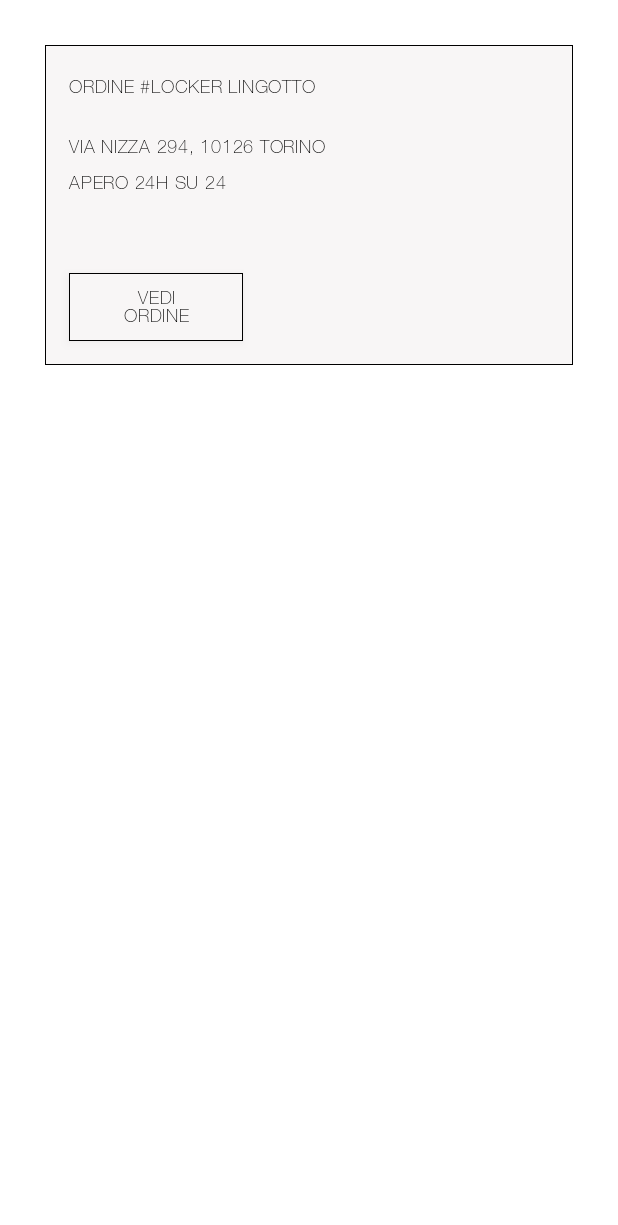
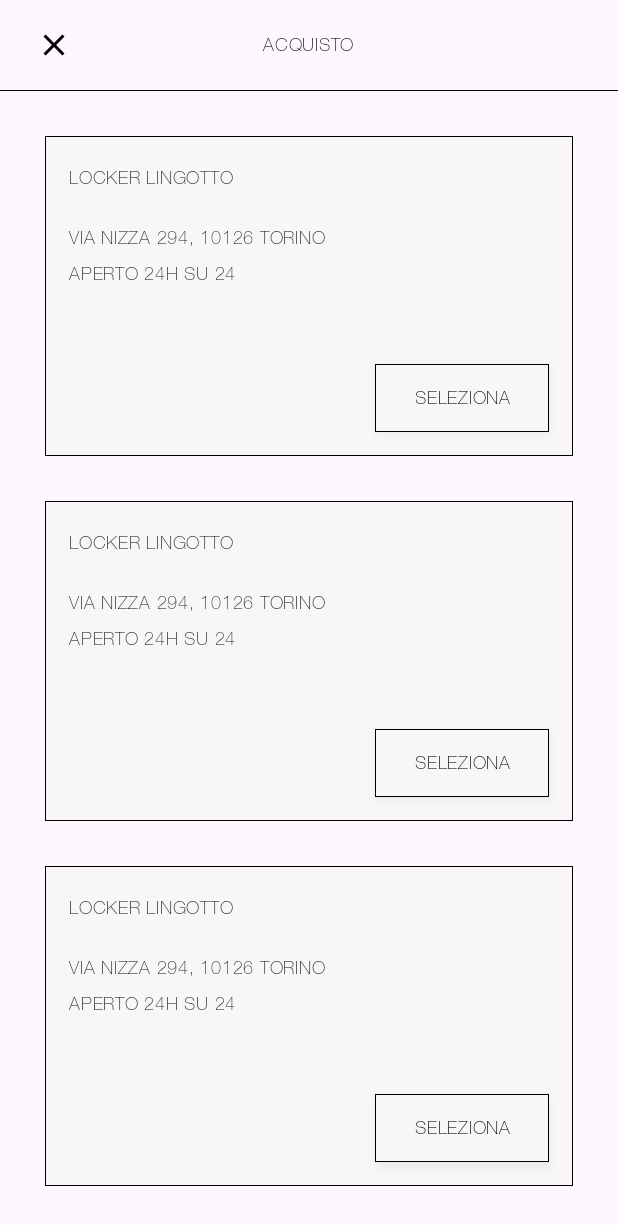
Before and after one commit to GiadaFerreri/ProgettoLocker, an Android app built with Jetpack Compose: the composable AcquistoLocker shown on its own in the app's theme, on a phone screen of 412 x 824 dp. Shown: the top 1225 px of the screen. Run offline under Robolectric (Android 15) with nearby library versions, the phone set to English and light mode, and no system bars; our stand-ins replace Firebase (no records; nobody signed in at launch, a user with empty details on screens opened directly), accompanist.

Commit message:
modifiche navigazione

```diff
--- a/app/src/main/java/it/polito/progettolocker/MainActivity.kt
+++ b/app/src/main/java/it/polito/progettolocker/MainActivity.kt
@@ -51,6 +51,7 @@ import com.google.firebase.database.ValueEventListener
 import it.polito.progettolocker.graphic.Buttons
 import it.polito.progettolocker.views.customer.Acquisto
 import it.polito.progettolocker.views.customer.AcquistoLocker
+import it.polito.progettolocker.views.customer.AcquistoLockerCompleto
 import it.polito.progettolocker.views.customer.Carrello
 import it.polito.progettolocker.views.customer.Catalogo
 import it.polito.progettolocker.views.customer.DettagliOrdine
@@ -148,6 +149,9 @@ fun Navigation(mainActivity: MainActivity){
         }
         composable("Acquisto"){
             Acquisto(mainActivity, navController)
+        }
+        composable("LockerDysfunction"){
+            AcquistoLockerCompleto(mainActivity, navController)
         }
         composable("Spedizioni"){
             Spedizioni(mainActivity, navController)
--- /dev/null
+++ b/app/src/main/java/it/polito/progettolocker/graphic/CardPurchase.kt
@@ -0,0 +1,63 @@
+package it.polito.progettolocker.graphic
+
+import androidx.compose.foundation.BorderStroke
+import androidx.compose.foundation.background
+import androidx.compose.foundation.layout.Arrangement
+import androidx.compose.foundation.layout.Column
+import androidx.compose.foundation.layout.Row
+import androidx.compose.foundation.layout.fillMaxWidth
+import androidx.compose.foundation.layout.padding
+import androidx.compose.material3.CardDefaults
+import androidx.compose.material3.OutlinedCard
+import androidx.compose.material3.Text
+import androidx.compose.runtime.Composable
+import androidx.compose.ui.Alignment
+import androidx.compose.ui.Modifier
+import androidx.compose.ui.graphics.Color
+import androidx.compose.ui.graphics.RectangleShape
+import androidx.compose.ui.text.font.FontWeight
+import androidx.compose.ui.unit.dp
+import androidx.navigation.NavController
+import it.polito.progettolocker.MainActivity
+
+@Composable
+fun CardPurchase(
+    lockerLocation: String,
+    description: String,
+    mainActivity: MainActivity,
+    navController: NavController) {
+    OutlinedCard(
+        colors = CardDefaults.cardColors(
+            containerColor = Color(0xFFF8F6F6)
+        ),
+        border = BorderStroke(0.5.dp, Color.Black),
+        shape = RectangleShape,
+        modifier = Modifier
+            .fillMaxWidth()
+            .padding(30.dp, 30.dp, 30.dp, 0.dp)
+    ) {
+        Column() {
+            Row (){
+                Text(
+                    text = lockerLocation,
+                    modifier = Modifier.padding(16.dp, 16.dp, 16.dp, 16.dp),
+                    fontWeight = FontWeight.Medium
+                )
+            }
+            Row (){
+                Text(
+                    description,
+                    modifier = Modifier.padding(16.dp, 0.dp, 16.dp, 32.dp),
+                    fontWeight = FontWeight.Normal
+                )
+            }
+            Column (Modifier .fillMaxWidth(), horizontalAlignment = Alignment.End){
+                Row(
+                    modifier = Modifier.padding(16.dp)
+                ) {
+                    Buttons("SELEZIONA", onClickHandler = { navController.navigate("Acquisto") })
+                }
+            }
+        }
+    }
+}
--- a/app/src/main/java/it/polito/progettolocker/views/customer/AcquistoLocker.kt
+++ b/app/src/main/java/it/polito/progettolocker/views/customer/AcquistoLocker.kt
@@ -1,16 +1,30 @@
 package it.polito.progettolocker.views.customer
 
 import androidx.activity.compose.BackHandler
+import androidx.compose.foundation.BorderStroke
 import androidx.compose.foundation.background
+import androidx.compose.foundation.layout.Arrangement
 import androidx.compose.foundation.layout.Column
 import androidx.compose.foundation.layout.Row
+import androidx.compose.foundation.layout.fillMaxWidth
+import androidx.compose.foundation.layout.padding
+import androidx.compose.foundation.lazy.LazyColumn
+import androidx.compose.material3.CardDefaults
+import androidx.compose.material3.OutlinedCard
+import androidx.compose.material3.Text
 import androidx.compose.runtime.Composable
+import androidx.compose.ui.Alignment
 import androidx.compose.ui.Modifier
 import androidx.compose.ui.graphics.Color
+import androidx.compose.ui.graphics.RectangleShape
+import androidx.compose.ui.text.font.FontWeight
+import androidx.compose.ui.unit.dp
 import androidx.navigation.NavController
 import it.polito.progettolocker.MainActivity
+import it.polito.progettolocker.graphic.Buttons
 import it.polito.progettolocker.graphic.CardOrder
 import it.polito.progettolocker.graphic.CardProductCard
+import it.polito.progettolocker.graphic.CardPurchase
 import it.polito.progettolocker.graphic.FooterDoubleBlack
 import it.polito.progettolocker.graphic.HeaderX
 
@@ -19,15 +33,33 @@ import it.polito.progettolocker.graphic.HeaderX
 //Prima pagina acquisto
 fun AcquistoLocker(mainActivity: MainActivity, navController: NavController) {
     Column (){
-        Row (){
-           CardOrder(orderNumber = "LOCKER LINGOTTO",
-               description = "VIA NIZZA 294, 10126 TORINO\nAPERO 24H SU 24",
-               mainActivity = mainActivity,
-               navController = navController,
-               onClickDestination = "Acquisto")
+        Row {
+            HeaderX(text = "ACQUISTO", navController =navController, onClickDestination = "Carrello")
         }
-
-    }
+            LazyColumn {
+                item {
+                    CardPurchase(
+                        lockerLocation = "LOCKER LINGOTTO",
+                        description = "VIA NIZZA 294, 10126 TORINO\nAPERTO 24H SU 24",
+                        mainActivity = mainActivity,
+                        navController = navController)
+                }
+                item {
+                    CardPurchase(
+                        lockerLocation = "LOCKER LINGOTTO",
+                        description = "VIA NIZZA 294, 10126 TORINO\nAPERTO 24H SU 24",
+                        mainActivity = mainActivity,
+                        navController = navController)
+                }
+                item {
+                    CardPurchase(
+                        lockerLocation = "LOCKER LINGOTTO",
+                        description = "VIA NIZZA 294, 10126 TORINO\nAPERTO 24H SU 24",
+                        mainActivity = mainActivity,
+                        navController = navController)
+                }
+            }
+        }
 
 
     BackHandler (enabled = true){
--- a/app/src/main/java/it/polito/progettolocker/views/customer/Customer.kt
+++ b/app/src/main/java/it/polito/progettolocker/views/customer/Customer.kt
@@ -21,7 +21,7 @@ import it.polito.progettolocker.views.delivery.Locker
 
 @Composable
 fun Customer(mainActivity: MainActivity, navController: NavController){
-    FooterHome(navController = navController)
+    //FooterHome(navController = navController)
     //Catalogo(mainActivity = mainActivity, navController = navController)
     //Carrello(mainActivity = mainActivity, navController = navController)
     //FooterTotal(price="10.00",navController = navController)
@@ -29,6 +29,7 @@ fun Customer(mainActivity: MainActivity, navController: NavController){
     //FooterWarning(text = "IL TUO ACQUISTO È ANDATO A BUON FINE!",navController = navController)
     //HeaderX(text = "ciao", navController = navController)
     //con freccia indietro si esce dall'applicazione
+    AcquistoLockerCompleto(mainActivity = mainActivity, navController =navController )
     BackHandler (enabled = true){
         mainActivity.finish()
     }
```
Also changed, not shown: app/src/main/java/it/polito/progettolocker/views/customer/Acquisto.kt (+50 -2 lines), app/src/main/java/it/polito/progettolocker/views/customer/AcquistoLockerCompleto.kt (added, +57 -0 lines).
